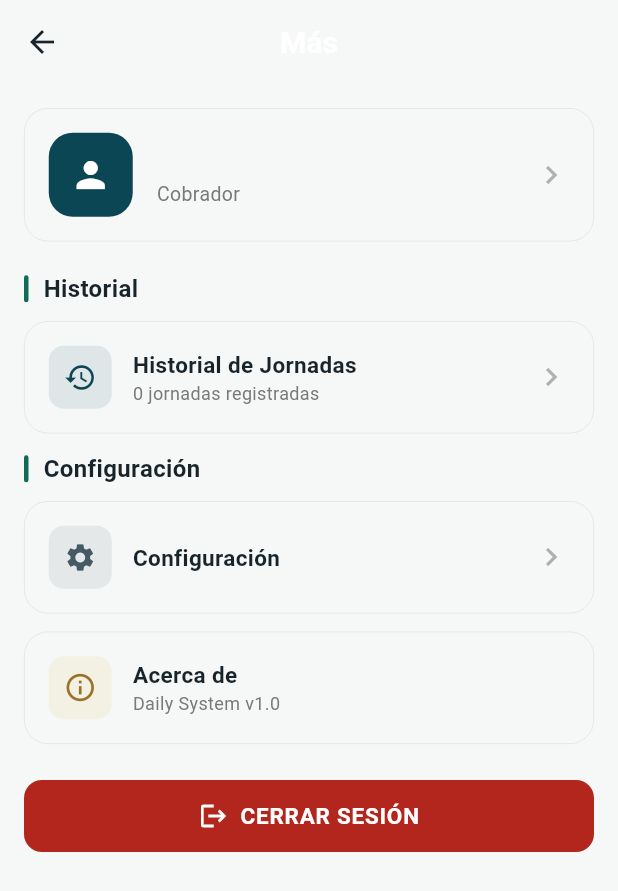
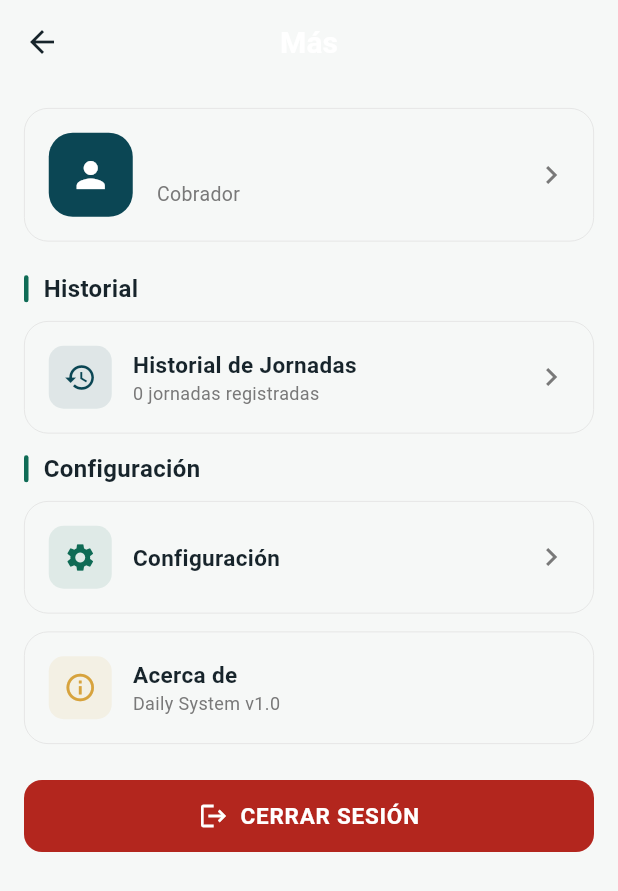
Before and after one commit to karen-claros1212/daily-system, a Flutter app: the MasScreen screen opened directly with empty values, on a phone screen of 412 x 824 dp. Shown: the top 891 px of the screen. Run offline on Flutter 3.47's test engine with Material 3 defaults, Android fonts, the phone set to English and light mode, and no system bars; our stand-ins replace pdf, printing, share_plus, shared_preferences, sqflite; accounts and stored records are empty; statements that could not run were skipped.

Commit message:
fix(ui): Theme.of(context) en todas las pantallas + analizador limpio
- historial_screen.dart, mas_screen.dart, ruta_screen.dart, hoja_viva_screen.dart: Theme.of(context)
- generator: darkShadow 0xFF000000, FontFeature sin const innecesario
- manifest: android:roundIcon agregado
- gate: hash comparison Dart vs CSS eliminado
- generator_test: findRepositoryRoot() busca ascendente por marcadores reales
- 26/26 tests passing, flutter analyze: no issues found

```diff
--- a/apps/mobile/lib/screens/mas_screen.dart
+++ b/apps/mobile/lib/screens/mas_screen.dart
@@ -32,6 +32,7 @@ class _MasScreenState extends State<MasScreen> {
 
   @override
   Widget build(BuildContext context) {
+    final theme = Theme.of(context);
     return Scaffold(
       appBar: AppBar(
         title: const Text('Más'),
@@ -46,7 +47,7 @@ class _MasScreenState extends State<MasScreen> {
               Container(
                 width: 56, height: 56,
                 decoration: BoxDecoration(
-                  color: AppColors.primary,
+                  color: theme.colorScheme.primary,
                   borderRadius: BorderRadius.circular(16),
                 ),
                 child: const Icon(Icons.person, color: Colors.white, size: 28),
@@ -57,13 +58,13 @@ class _MasScreenState extends State<MasScreen> {
                   crossAxisAlignment: CrossAxisAlignment.start,
                   children: [
                     Text(widget.cobradorNombre,
-                        style: const TextStyle(fontSize: 18, fontWeight: FontWeight.w600)),
+                        style: TextStyle(fontSize: 18, fontWeight: FontWeight.w600, color: theme.colorScheme.onSurface)),
                     Text('Cobrador',
-                        style: const TextStyle(fontSize: 13, color: AppColors.outlineVariant)),
+                        style: TextStyle(fontSize: 13, color: theme.colorScheme.onSurfaceVariant)),
                   ],
                 ),
               ),
-              const Icon(Icons.chevron_right, color: AppColors.outline),
+              Icon(Icons.chevron_right, color: theme.colorScheme.onSurfaceVariant),
             ]),
           ),
           const SizedBox(height: 20),
@@ -77,24 +78,24 @@ class _MasScreenState extends State<MasScreen> {
               Container(
                 padding: const EdgeInsets.all(10),
                 decoration: BoxDecoration(
-                  color: AppColors.primary.withValues(alpha: 0.1),
+                  color: theme.colorScheme.primary.withValues(alpha: 0.1),
                   borderRadius: BorderRadius.circular(10),
                 ),
-                child: const Icon(Icons.history, color: AppColors.primary, size: 22),
+                child: Icon(Icons.history, color: theme.colorScheme.primary, size: 22),
               ),
               const SizedBox(width: 14),
               Expanded(
                 child: Column(
                   crossAxisAlignment: CrossAxisAlignment.start,
                   children: [
-                    const Text('Historial de Jornadas',
-                        style: TextStyle(fontSize: 15, fontWeight: FontWeight.w600)),
+                    Text('Historial de Jornadas',
+                        style: TextStyle(fontSize: 15, fontWeight: FontWeight.w600, color: theme.colorScheme.onSurface)),
                     Text('$_jornadasCount jornadas registradas',
-                        style: const TextStyle(fontSize: 12, color: AppColors.outlineVariant)),
+                        style: TextStyle(fontSize: 12, color: theme.colorScheme.onSurfaceVariant)),
                   ],
                 ),
               ),
-              const Icon(Icons.chevron_right, color: AppColors.outline),
+              Icon(Icons.chevron_right, color: theme.colorScheme.onSurfaceVariant),
             ]),
           ),
           const SizedBox(height: 12),
@@ -106,17 +107,17 @@ class _MasScreenState extends State<MasScreen> {
               Container(
                 padding: const EdgeInsets.all(10),
                 decoration: BoxDecoration(
-                  color: AppColors.secondary.withValues(alpha: 0.1),
+                  color: theme.colorScheme.secondary.withValues(alpha: 0.1),
                   borderRadius: BorderRadius.circular(10),
                 ),
-                child: const Icon(Icons.settings, color: AppColors.secondary, size: 22),
+                child: Icon(Icons.settings, color: theme.colorScheme.secondary, size: 22),
               ),
               const SizedBox(width: 14),
               Expanded(
-                child: const Text('Configuración',
-                    style: TextStyle(fontSize: 15, fontWeight: FontWeight.w600)),
+                child: Text('Configuración',
+                    style: TextStyle(fontSize: 15, fontWeight: FontWeight.w600, color: theme.colorScheme.onSurface)),
               ),
-              const Icon(Icons.chevron_right, color: AppColors.outline),
+              Icon(Icons.chevron_right, color: theme.colorScheme.onSurfaceVariant),
             ]),
           ),
           const SizedBox(height: 12),
@@ -125,20 +126,20 @@ class _MasScreenState extends State<MasScreen> {
               Container(
                 padding: const EdgeInsets.all(10),
                 decoration: BoxDecoration(
-                  color: AppColors.tertiary.withValues(alpha: 0.1),
+                  color: theme.colorScheme.tertiary.withValues(alpha: 0.1),
                   borderRadius: BorderRadius.circular(10),
                 ),
-                child: const Icon(Icons.info_outline, color: AppColors.tertiaryDark, size: 22),
+                child: Icon(Icons.info_outline, color: theme.colorScheme.tertiary, size: 22),
               ),
               const SizedBox(width: 14),
               Expanded(
                 child: Column(
                   crossAxisAlignment: CrossAxisAlignment.start,
                   children: [
-                    const Text('Acerca de',
-                        style: TextStyle(fontSize: 15, fontWeight: FontWeight.w600)),
-                    const Text('Daily System v1.0',
-                        style: TextStyle(fontSize: 12, color: AppColors.outlineVariant)),
+                    Text('Acerca de',
+                        style: TextStyle(fontSize: 15, fontWeight: FontWeight.w600, color: theme.colorScheme.onSurface)),
+                    Text('Daily System v1.0',
+                        style: TextStyle(fontSize: 12, color: theme.colorScheme.onSurfaceVariant)),
                   ],
                 ),
               ),
@@ -154,7 +155,7 @@ class _MasScreenState extends State<MasScreen> {
               await prefs.clear();
               if (context.mounted) Navigator.popUntil(context, (r) => r.isFirst);
             },
-            color: AppColors.danger,
+            color: theme.colorScheme.error,
             icon: Icons.logout,
           ),
         ]),
--- a/tool/generate_design_tokens.dart
+++ b/tool/generate_design_tokens.dart
@@ -155,7 +155,7 @@ String _generateDartTokens(Map<String, dynamic> tokens) {
   sb.writeln('  static Color get darkDanger => darkerror;');
   sb.writeln('  static Color get darkSuccess => darksuccess;');
   sb.writeln('  static Color get darkWarning => darkwarning;');
-  sb.writeln('  static Color get darkShadow => const Color(0x000000);');
+  sb.writeln('  static Color get darkShadow => const Color(0xFF000000);');
   sb.writeln('  static Color get shadowColor => shadow.withValues(alpha: 0.08);');
   sb.writeln('');
 
@@ -200,7 +200,7 @@ String _generateDartTokens(Map<String, dynamic> tokens) {
     sb.writeln('    fontWeight: FontWeight.w${scale['fontWeight']},');
     sb.writeln('    height: ${scale['lineHeight'] / scale['fontSize']},');
     if (scale.containsKey('features') && (scale['features'] as List).contains('tnum')) {
-      sb.writeln('    fontFeatures: const [FontFeature.tabularFigures()],');
+      sb.writeln('    fontFeatures: [FontFeature.tabularFigures()],');
     }
     sb.writeln('  );');
   }
```
Also changed, not shown: apps/mobile/lib/screens/historial_screen.dart (+13 -14 lines), apps/mobile/lib/screens/hoja_viva_screen.dart (+24 -27 lines), apps/mobile/lib/screens/ruta_screen.dart (+17 -16 lines), apps/mobile/lib/theme/generated/daily_tokens.dart, 4 other files.
